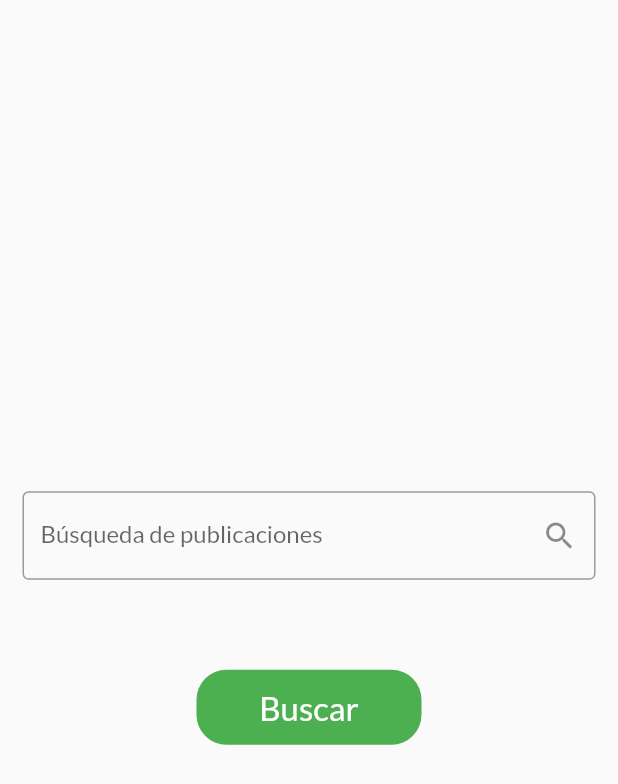
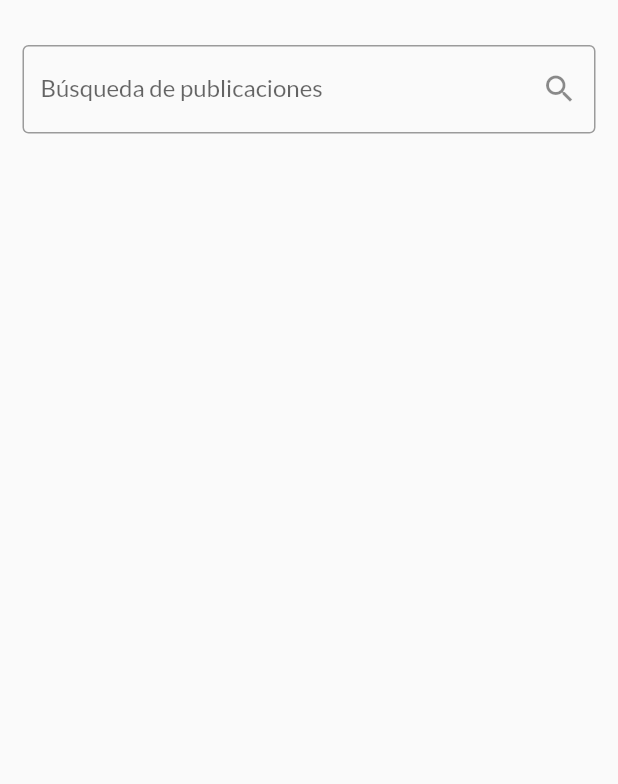
Before and after one commit to lorenamartineztorres/frontendpruebas, a Flutter app: the Search screen opened directly, on a phone screen of 412 x 824 dp. Shown: the top 784 px of the screen. Run offline on Flutter 3.47's test engine with Material 2 defaults, Android fonts, the phone set to English and light mode, and no system bars; our stand-ins replace animated_splash_screen, get, google_fonts, image_picker, shared_preferences; accounts and stored records are empty.

Commit message:
search publication fixed

```diff
--- a/lib/searchPublication.dart
+++ b/lib/searchPublication.dart
@@ -33,7 +33,7 @@ class _SearchState extends State<Search> {
     // Clean up the controller when the widget is removed from the
     // widget tree.
     ubication.dispose();
-
+    newcomment.forEach((element) => element.dispose());
     super.dispose();
   }
 
@@ -41,21 +41,14 @@ class _SearchState extends State<Search> {
       await search(ubi).then((result) {
       setState(() => _searchedPublications = result);
       _publications = new List.from(_searchedPublications.reversed);
+      newcomment = List.generate(
+          _publications.length.toInt(), (index) => TextEditingController());
       constGrads(_publications);
       _postsController.add(result);
 
       });
   }
 
-  showAlertDialog(BuildContext context) {
-  // Create button
-  Widget okButton = FlatButton(
-    child: Text(_searchedPublications[0]['userName']),
-    onPressed: () {
-      Navigator.of(context).pop();
-    },
-  );
-  }
 
    void constGrads(List<dynamic> _rPublications) {
     if (grads != null && gradList != null) {
@@ -394,7 +387,7 @@ class _SearchState extends State<Search> {
             style: TextStyle(color: Colors.green, fontSize: 15),
           ),
         ),
-      //comentarios(index, publication),
+      comentarios(index, publication),
 
     ]));
   }
@@ -414,6 +407,7 @@ class _SearchState extends State<Search> {
           }
 
           if (snapshot.hasData) {
+            if(_publications.length > 0)
               return ListView.separated(
         // it's like ListView.builder() but better because it includes a separator between items
                   padding: const EdgeInsets.all(16.0),
@@ -423,13 +417,15 @@ class _SearchState extends State<Search> {
                   separatorBuilder: (BuildContext context, int index) => const Divider(),
 
               );
+            else
+              return Center(
+                child: Text("No se encontraron publicaciones con esa ubicación",
+                style: TextStyle(color: Colors.green, fontSize: 15))
+              );
+
           }
           if (!snapshot.hasData) {
-            return Column(
-              mainAxisAlignment: MainAxisAlignment.spaceAround,
-              children: <Widget>[
-                Center(
-                  child:  SingleChildScrollView(
+            return SingleChildScrollView(
         child: Column(
           children: <Widget>[
             Padding(
@@ -447,32 +443,11 @@ class _SearchState extends State<Search> {
                   }
 
                 ),
-              ),
-               Padding(
-                padding: EdgeInsets.symmetric(horizontal: 15.0, vertical: 30.0),
-                child: Container(
-                height: 50,
-                width: 150,
-                decoration: BoxDecoration(
-                    color: Colors.green,
-                    borderRadius: BorderRadius.circular(20)),
-                child: FlatButton(
-                  onPressed: () {
-                    searchUbication(ubication.text);
-                    reload(ubication.text);
-                  },
-                  child: Text(
-                    'Buscar',
-                    style: TextStyle(color: Colors.white, fontSize: 22),
-                  ),
-                ),
-                ),
-                ),
+              )
                 ],
               ),
-                  ),
+                  );
 
-            )]);
           }
           }
         ),
```
